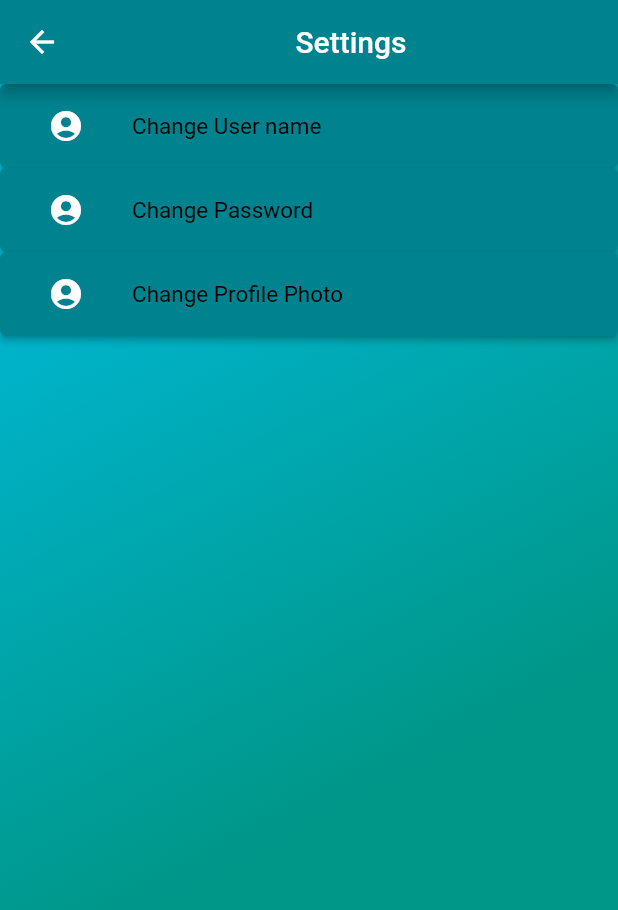
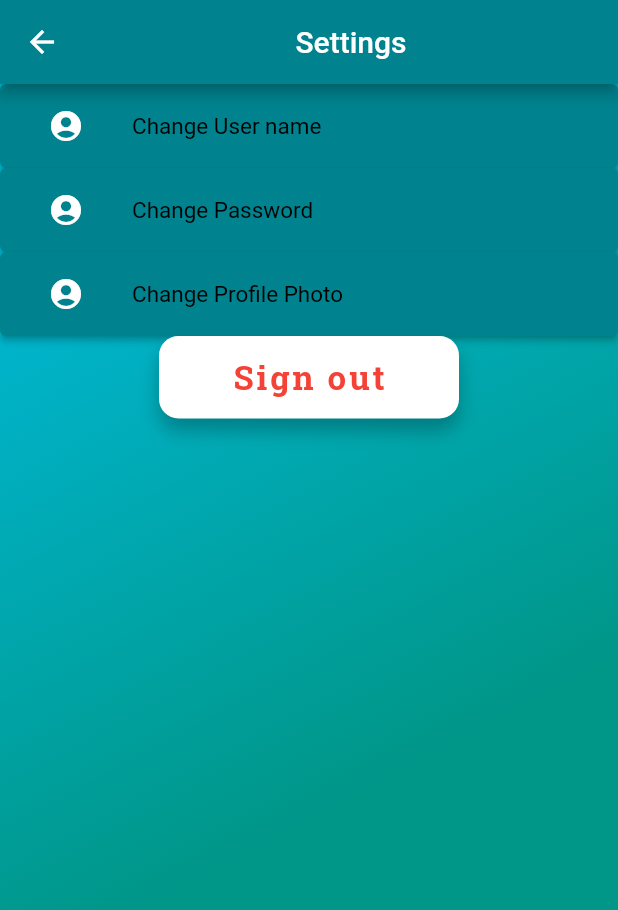
Before and after one commit to mfd10/what_they_think, a Flutter app: the Setting screen opened directly, on a phone screen of 412 x 824 dp. Shown: the top 910 px of the screen. Run offline on Flutter 3.47's test engine with Material 2 defaults, Android fonts, the phone set to English and light mode, and no system bars; our stand-ins replace cloud_firestore, firebase_auth, firebase_core, google_fonts, simple_animations; accounts and stored records are empty; network calls fail.

Commit message:
authentication finished -register -sign in -sign out

```diff
--- a/lib/constants/button.dart
+++ b/lib/constants/button.dart
@@ -1,8 +1,43 @@
 import 'package:flutter/material.dart';
 import 'package:what_they_think/constants/texts.dart';
+class Button extends StatelessWidget {
+  final Color color, textColor;
+  final VoidCallback? function;
+  final double width;
+  final String txt;
 
-buttons(String txt, Color color, Color textColor, double wid) {
-  return Container(
+  Button({Key? key, required this.color,required this.width,required this.txt, required this.textColor, this.function}) : super(key: key);
+
+  @override
+  Widget build(BuildContext context) {
+    return GestureDetector(
+      onTap: function,
+      child: Container(
+        height: 55,
+        width: width,
+        decoration: BoxDecoration(
+            borderRadius: BorderRadius.circular(13),
+            color: color,
+            boxShadow: const [
+              BoxShadow(
+                color: Colors.black26,
+                blurRadius: 10,
+                offset: Offset(0, 8),
+              ),
+            ]),
+        child: Center(
+          child: textNormal(txt, 22, textColor, FontWeight.bold, 2),
+        ),
+      ),
+    );
+  }
+}
+/*
+
+Buttons(String txt, Color color, Color textColor, double wid, Function? function) {
+  return GestureDetector(
+    onTap: function!(),
+    child: Container(
       height: 55,
       width: wid,
       decoration: BoxDecoration(
@@ -18,5 +53,7 @@ buttons(String txt, Color color, Color textColor, double wid) {
       child: Center(
         child: textNormal(txt, 22, textColor, FontWeight.bold, 2),
       ),
+    ),
   );
 }
+*/
--- a/lib/main.dart
+++ b/lib/main.dart
@@ -1,7 +1,10 @@
+import 'package:firebase_core/firebase_core.dart';
 import 'package:flutter/material.dart';
 import 'package:what_they_think/screens/welcome_page.dart';
 
-void main() {
+void main() async{
+  WidgetsFlutterBinding.ensureInitialized();
+  await Firebase.initializeApp();
   runApp(const MyApp());
 }
 
--- a/lib/screens/posting_page.dart
+++ b/lib/screens/posting_page.dart
@@ -1,4 +1,3 @@
-import 'package:flutter/cupertino.dart';
 import 'package:flutter/material.dart';
 import 'package:what_they_think/constants/background_color.dart';
 
--- a/lib/screens/setting_page.dart
+++ b/lib/screens/setting_page.dart
@@ -1,6 +1,7 @@
-import 'package:flutter/cupertino.dart';
 import 'package:flutter/material.dart';
 import 'package:what_they_think/constants/background_color.dart';
+import 'package:what_they_think/constants/button.dart';
+import 'package:what_they_think/services/auth.dart';
 
 import '../users.dart';
 
@@ -12,6 +13,11 @@ class Setting extends StatefulWidget {
 }
 
 class _SettingState extends State<Setting> {
+
+  AuthService _authService =AuthService();
+  signOut() async{
+    await _authService.signOut();
+  }
   @override
   Widget build(BuildContext context) {
     var formKey = GlobalKey<FormState>();
@@ -50,7 +56,7 @@ class _SettingState extends State<Setting> {
                                       hoverColor: Colors.cyan.shade800,
                                       fillColor: Colors.cyan.shade800,
                                       labelText: "User Name",
-                                      labelStyle: TextStyle(
+                                      labelStyle: const TextStyle(
                                         color: Colors.black,
                                       ),
                                       hintText: "New User Name"),
@@ -59,6 +65,7 @@ class _SettingState extends State<Setting> {
                                         value1!; //TODO change the value with users  info
                                   },
                                 ),
+
                                 ElevatedButton(
                                     style: ElevatedButton.styleFrom(
                                       primary: Colors.cyan.shade800,
@@ -67,6 +74,7 @@ class _SettingState extends State<Setting> {
                                     onPressed: () {
                                       print(users.name);
                                     }),
+
                               ],
                             ),
                           ),
@@ -85,6 +93,8 @@ class _SettingState extends State<Setting> {
                     'Change User name',
                     style: TextStyle(color: Colors.black, fontSize: 15.0),
                   )),
+
+
             ),
             ElevatedButton(
               style: ElevatedButton.styleFrom(
@@ -115,7 +125,13 @@ class _SettingState extends State<Setting> {
                     'Change Profile Photo',
                     style: TextStyle(color: Colors.black, fontSize: 15.0),
                   )),
+
             ),
+            Button(
+                color: Colors.white,
+                width: 200,
+                txt: "Sign out",
+                textColor: Colors.red,function: signOut),
           ],
         ),
       ),
--- a/lib/screens/user_profile.dart
+++ b/lib/screens/user_profile.dart
@@ -1,4 +1,3 @@
-import 'package:flutter/cupertino.dart';
 import 'package:flutter/material.dart';
 import 'package:what_they_think/constants/background_color.dart';
 import 'package:what_they_think/screens/posting_page.dart';
@@ -79,7 +78,7 @@ class _ProfileState extends State<Profile> {
                     )),
               ],
             ),
-            SizedBox(height: 30),
+            const SizedBox(height: 30),
             Container(
               color: Colors.green,
               width: MediaQuery.of(context).size.width * 0.3,
@@ -98,7 +97,7 @@ class _ProfileState extends State<Profile> {
         },
       ),
       bottomNavigationBar: BottomAppBar(
-        shape: CircularNotchedRectangle(),
+        shape: const CircularNotchedRectangle(),
         notchMargin: 4.0,
         child: Row(
           mainAxisSize: MainAxisSize.max,
--- a/lib/users.dart
+++ b/lib/users.dart
@@ -1,5 +1,5 @@
 class User {
-  late String name = 'Johnny';
+  late String name;
   late String eMail;
   late String password;
 
--- a/pubspec.yaml
+++ b/pubspec.yaml
@@ -36,6 +36,9 @@ dependencies:
   cupertino_icons: ^1.0.2
   google_fonts: ^2.1.1
   provider: ^6.0.1
+  firebase_auth: ^3.3.4
+  firebase_core: ^1.10.6
+  cloud_firestore: ^3.1.5
 
 dev_dependencies:
   flutter_test:
```
Also changed, not shown: lib/constants/texts.dart (+6 -3 lines), lib/screens/login_page.dart (+13 -8 lines), lib/screens/sig_up_page.dart (+28 -8 lines), lib/screens/welcome_page.dart (+22 -13 lines), lib/services/auth.dart (added, +31 -0 lines), pubspec.lock, 3 other files. Lines whose indentation alone changed are shown as unchanged.
